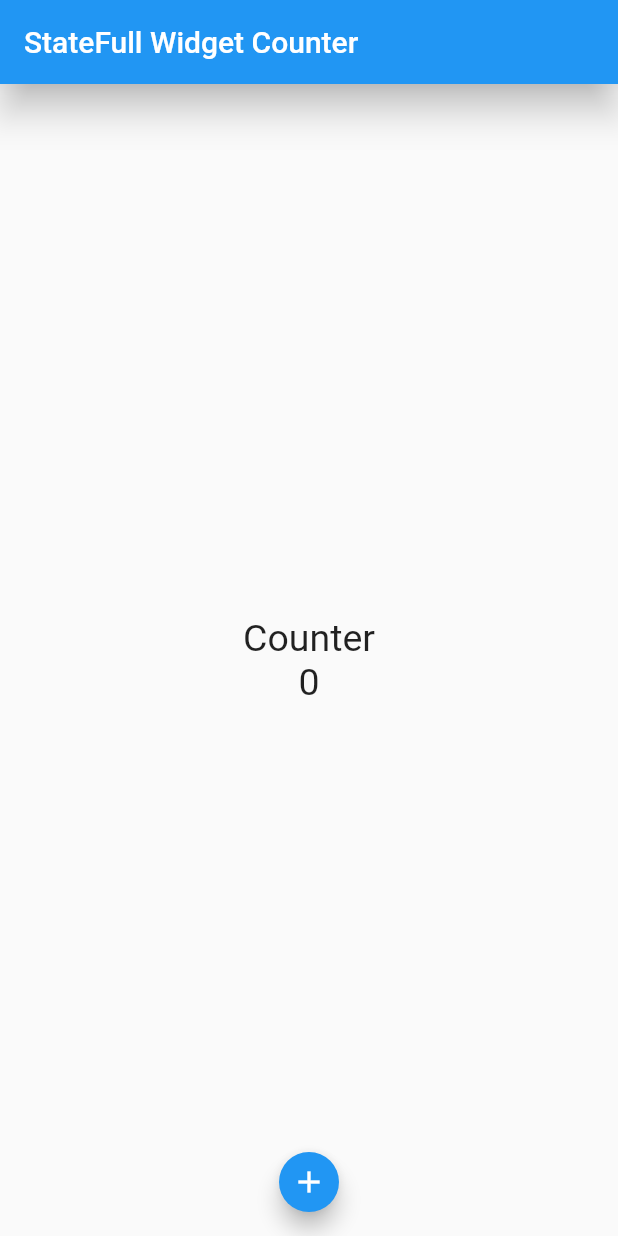
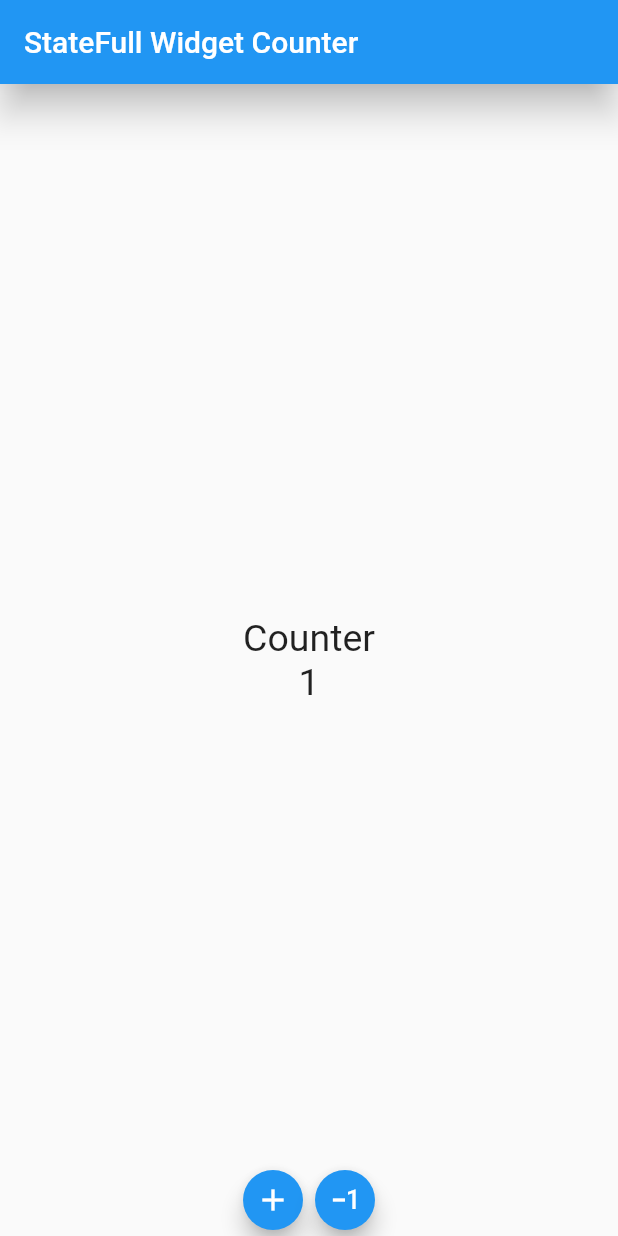
Before and after one commit to BrandoAngulo/Flutter, a Flutter app: the screen it shows after launch, after a tap on the "add" icon, on a phone screen of 412 x 824 dp. Run offline on Flutter 3.47's test engine with Material 2 defaults, Android fonts, the phone set to English and light mode, and no system bars; missing offline and left inert: dart:ffi.

Commit message:
Row añadida y dos botones uno para incrementar y otro para decrementar

```diff
--- a/flutter_application_of_0/lib/screen/state_full_widget_counter.dart
+++ b/flutter_application_of_0/lib/screen/state_full_widget_counter.dart
@@ -1,3 +1,5 @@
+import 'dart:ffi';
+
 import 'package:flutter/material.dart';
 
 class StateFullWidgetCounter extends StatefulWidget {
@@ -8,12 +10,13 @@ class StateFullWidgetCounter extends StatefulWidget {
 }
 
 class _StateFullWidgetCounterState extends State<StateFullWidgetCounter> {
+  int counter = 0;
   @override
   //El BuildContext sirve para saber el contexto en el cual nuestro widget esta siendo construido
   Widget build(BuildContext context) {
     //Se crea una variable para darle el valor del tamaño al texto
     const fontSize = TextStyle(fontSize: 25);
-    int counter = 0;
+
     //El escaffold es el lienzo en el cual ya tengo opciones para empezar a poner mis widgets dentro
     return Scaffold(
       //Barra de navegacion
@@ -25,6 +28,7 @@ class _StateFullWidgetCounterState extends State<StateFullWidgetCounter> {
       //muestra el texto centrado del home
       body: Center(
         child: Column(
+          //Usa MainAxisAlignment el widget de alineamiento para un column
           mainAxisAlignment: MainAxisAlignment.center,
           children: [
             const Text('Counter', style: fontSize),
@@ -32,14 +36,31 @@ class _StateFullWidgetCounterState extends State<StateFullWidgetCounter> {
           ],
         ),
       ),
-      floatingActionButtonLocation:
-          FloatingActionButtonLocation.miniCenterFloat,
-      floatingActionButton: FloatingActionButton.small(
-        onPressed: () {
-          print('Hello world $counter');
-          counter++;
-        },
-        child: const Icon(Icons.add),
+      floatingActionButtonLocation: FloatingActionButtonLocation.centerDocked,
+      floatingActionButton: Row(
+        //usar el widget mainAxisAlignment para alinear el row
+        mainAxisAlignment: MainAxisAlignment.center,
+        children: [
+          //Boton de sumar counter
+          FloatingActionButton.small(
+            onPressed: () {
+              counter++;
+              setState(() {});
+              print('Hello click+ $counter');
+            },
+            child: const Icon(Icons.add),
+          ),
+
+          //Boton reverse counter
+          FloatingActionButton.small(
+            onPressed: () {
+              counter--;
+              setState(() {});
+              print('Hello reverse $counter');
+            },
+            child: const Icon(Icons.exposure_minus_1_outlined),
+          ),
+        ],
       ),
     );
   }
```
